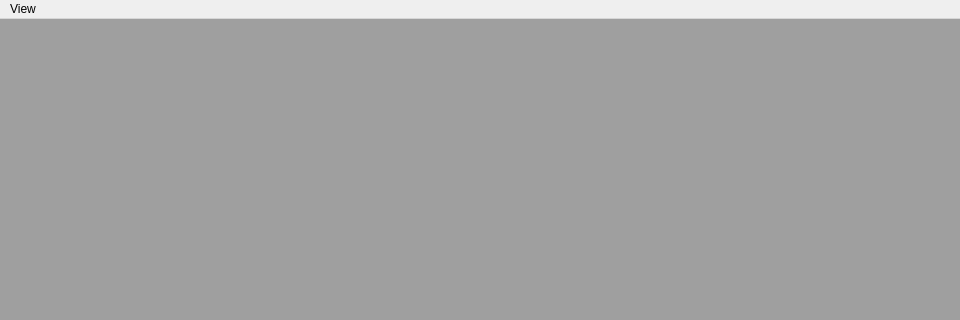
The window that neucams/view/UI_neucams.ui (neurophysiology-expertise-unit/neucams) describes before a commit, drawn with Qt 5; both pictures show x 0 to 960 and y 0 to 320 of the 960 by 720 pixel window.
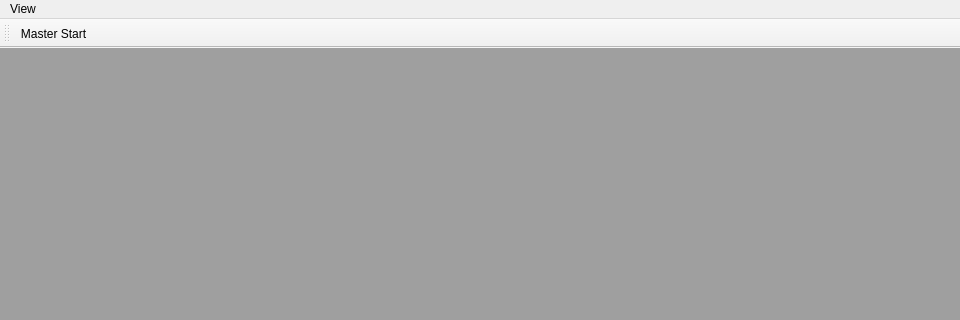
The same window after the commit.

Patch:
```diff
--- a/neucams/view/UI_neucams.ui
+++ b/neucams/view/UI_neucams.ui
@@ -52,6 +52,12 @@
    </widget>
    <addaction name="menuView"/>
   </widget>
+  <widget class="QToolBar" name="mainToolBar">
+   <property name="windowTitle">
+    <string>Main Toolbar</string>
+   </property>
+   <addaction name="actionMasterStartStop"/>
+  </widget>
   <widget class="QStatusBar" name="statusbar"/>
   <action name="actionCascade">
    <property name="text">
@@ -73,6 +79,14 @@
     <string>Tabbed View</string>
    </property>
   </action>
+  <action name="actionMasterStartStop">
+   <property name="checkable">
+    <bool>true</bool>
+   </property>
+   <property name="text">
+    <string>Master Start</string>
+   </property>
+  </action>
  </widget>
  <resources/>
 </ui> 
```
Left out of the diff: 1 changed line with no effect on the pictures.
